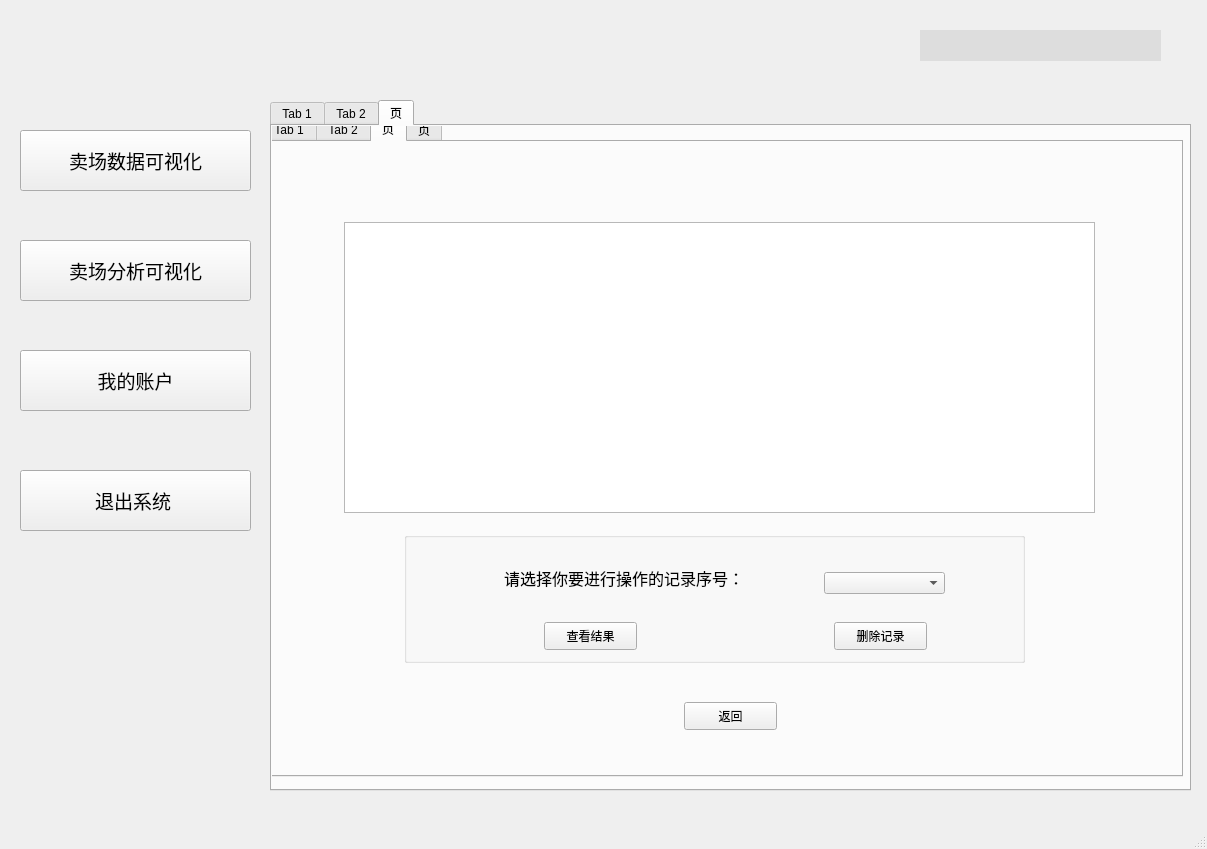
The window that main.ui (jswjc555/pyqt5_ruanzhu) describes before a commit, drawn with Qt 5.
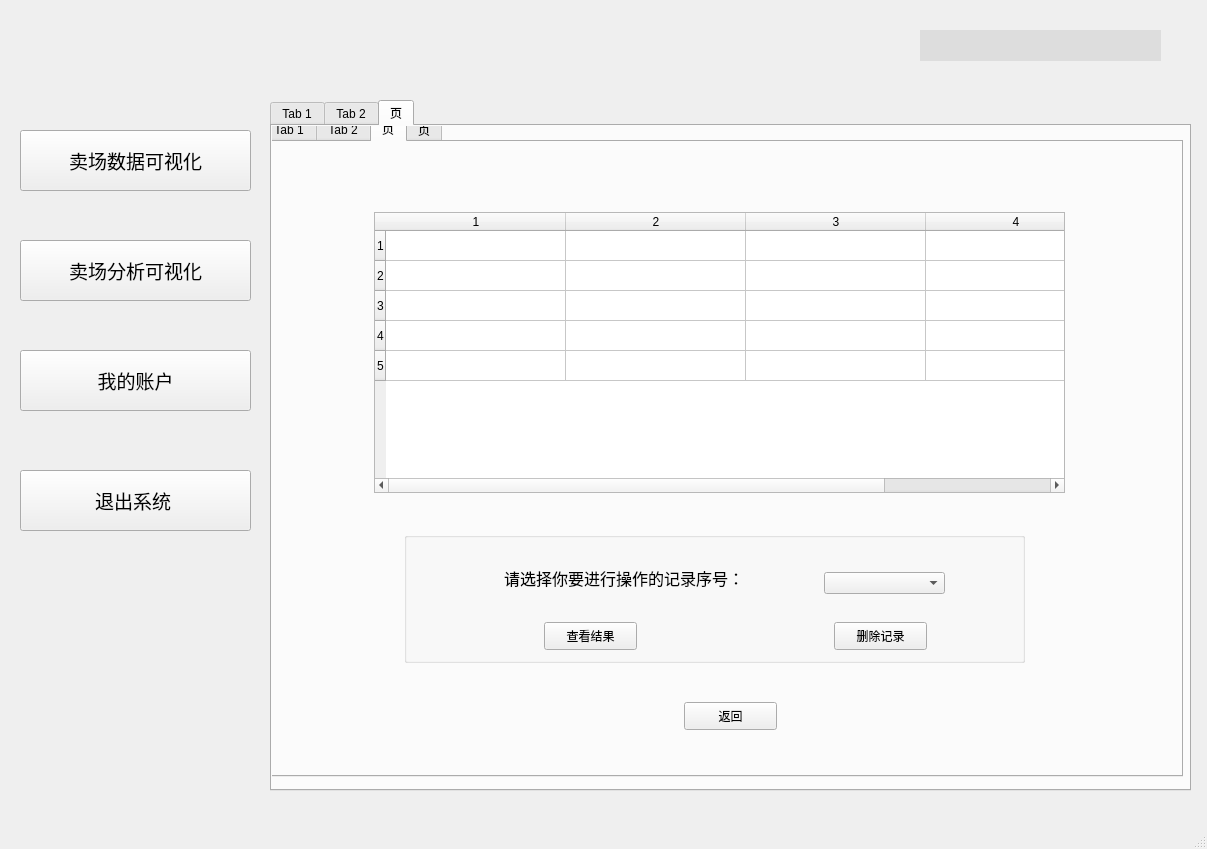
The same window after the commit. The open tabs and pages were chosen to show the change. Icons and pictures are not drawn.

The edit to the form file:
```diff
--- a/main.ui
+++ b/main.ui
@@ -1932,84 +1932,30 @@
        <widget class="QTableWidget" name="sta_view">
         <property name="geometry">
          <rect>
-          <x>80</x>
-          <y>80</y>
-          <width>751</width>
-          <height>291</height>
+          <x>110</x>
+          <y>70</y>
+          <width>691</width>
+          <height>281</height>
          </rect>
         </property>
-        <property name="styleSheet">
-         <string notr="true">self.tableWidget.setColumnWidth(0, 4)
-self.tableWidget.setColumnWidth(1, 200)
-self.tableWidget.setColumnWidth(2, 200)</string>
-        </property>
-        <property name="autoScrollMargin">
-         <number>40</number>
+        <property name="rowCount">
+         <number>5</number>
         </property>
         <property name="columnCount">
          <number>4</number>
         </property>
-        <attribute name="horizontalHeaderVisible">
-         <bool>false</bool>
-        </attribute>
-        <attribute name="horizontalHeaderMinimumSectionSize">
-         <number>30</number>
-        </attribute>
         <attribute name="horizontalHeaderDefaultSectionSize">
          <number>180</number>
         </attribute>
-        <column>
-         <property name="text">
-          <string>序号</string>
-         </property>
-         <property name="font">
-          <font>
-           <family>微软雅黑</family>
-           <pointsize>12</pointsize>
-           <weight>50</weight>
-           <bold>false</bold>
-          </font>
-         </property>
-        </column>
-        <column>
-         <property name="text">
-          <string>操作时间</string>
-         </property>
-         <property name="font">
-          <font>
-           <family>微软雅黑</family>
-           <pointsize>12</pointsize>
-           <weight>50</weight>
-           <bold>false</bold>
-          </font>
-         </property>
-        </column>
-        <column>
-         <property name="text">
-          <string>分析变量</string>
-         </property>
-         <property name="font">
-          <font>
-           <family>微软雅黑</family>
-           <pointsize>12</pointsize>
-           <weight>50</weight>
-           <bold>false</bold>
-          </font>
-         </property>
-        </column>
-        <column>
-         <property name="text">
-          <string>图表类型</string>
-         </property>
-         <property name="font">
-          <font>
-           <family>微软雅黑</family>
-           <pointsize>12</pointsize>
-           <weight>50</weight>
-           <bold>false</bold>
-          </font>
-         </property>
-        </column>
+        <row/>
+        <row/>
+        <row/>
+        <row/>
+        <row/>
+        <column/>
+        <column/>
+        <column/>
+        <column/>
        </widget>
       </widget>
       <widget class="QWidget" name="tab_6">
```
Left out of the diff: 44 changed lines with no effect on the pictures.
